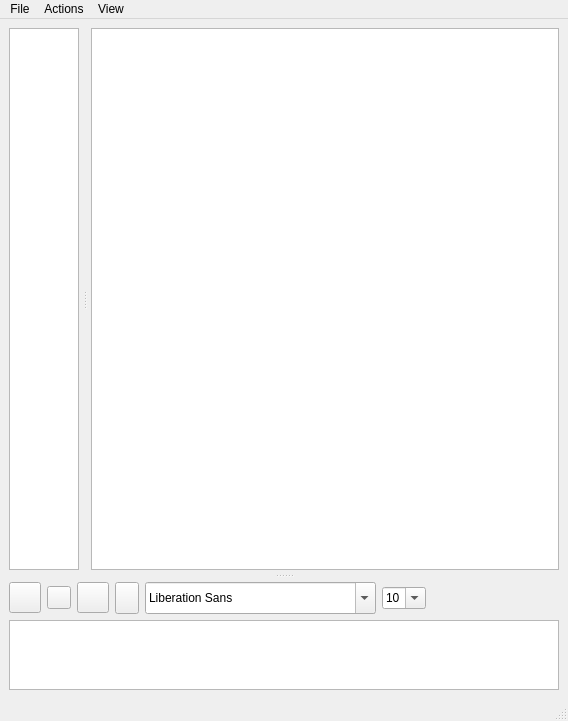
The window that py/gui/chatwindow_auto.ui (mnunberg/yobot) describes before a commit, drawn with Qt 5.
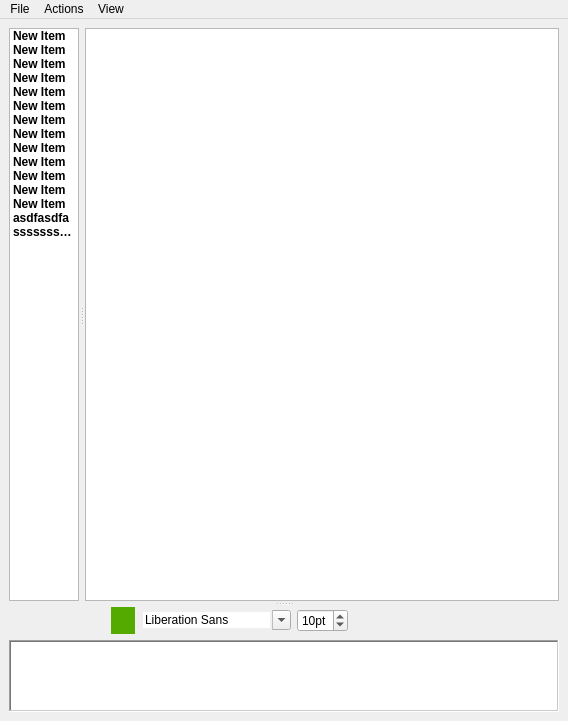
The same window after the commit. Icons and pictures are not drawn.

Patch:
```diff
--- a/py/gui/chatwindow_auto.ui
+++ b/py/gui/chatwindow_auto.ui
@@ -24,7 +24,10 @@
        <enum>Qt::Vertical</enum>
       </property>
       <property name="handleWidth">
-       <number>12</number>
+       <number>6</number>
+      </property>
+      <property name="childrenCollapsible">
+       <bool>false</bool>
       </property>
       <widget class="QFrame" name="w_chatframe">
        <property name="sizePolicy">
@@ -52,7 +55,7 @@
            <enum>Qt::Horizontal</enum>
           </property>
           <property name="handleWidth">
-           <number>12</number>
+           <number>6</number>
           </property>
           <widget class="QListWidget" name="userlist">
            <property name="enabled">
@@ -64,9 +67,100 @@
              <verstretch>0</verstretch>
             </sizepolicy>
            </property>
-           <property name="styleSheet">
-            <string notr="true">font: 8pt;</string>
+           <property name="font">
+            <font>
+             <pointsize>9</pointsize>
+             <weight>75</weight>
+             <italic>false</italic>
+             <bold>true</bold>
+             <strikeout>false</strikeout>
+             <kerning>true</kerning>
+            </font>
            </property>
+           <property name="horizontalScrollBarPolicy">
+            <enum>Qt::ScrollBarAlwaysOff</enum>
+           </property>
+           <property name="spacing">
+            <number>2</number>
+           </property>
+           <property name="sortingEnabled">
+            <bool>true</bool>
+           </property>
+           <item>
+            <property name="text">
+             <string>New Item</string>
+            </property>
+           </item>
+           <item>
+            <property name="text">
+             <string>New Item</string>
+            </property>
+           </item>
+           <item>
+            <property name="text">
+             <string>New Item</string>
+            </property>
+           </item>
+           <item>
+            <property name="text">
+             <string>New Item</string>
+            </property>
+           </item>
+           <item>
+            <property name="text">
+             <string>New Item</string>
+            </property>
+           </item>
+           <item>
+            <property name="text">
+             <string>New Item</string>
+            </property>
+           </item>
+           <item>
+            <property name="text">
+             <string>New Item</string>
+            </property>
+           </item>
+           <item>
+            <property name="text">
+             <string>New Item</string>
+            </property>
+           </item>
+           <item>
+            <property name="text">
+             <string>New Item</string>
+            </property>
+           </item>
+           <item>
+            <property name="text">
+             <string>New Item</string>
+            </property>
+           </item>
+           <item>
+            <property name="text">
+             <string>New Item</string>
+            </property>
+           </item>
+           <item>
+            <property name="text">
+             <string>New Item</string>
+            </property>
+           </item>
+           <item>
+            <property name="text">
+             <string>New Item</string>
+            </property>
+           </item>
+           <item>
+            <property name="text">
+             <string>asdfasdfa</string>
+            </property>
+           </item>
+           <item>
+            <property name="text">
+             <string>sssssssssssssssssssssssssssssssssssssssssssssssssssssssss</string>
+            </property>
+           </item>
           </widget>
           <widget class="QTextBrowser" name="convtext">
            <property name="enabled">
@@ -127,9 +221,6 @@
             <verstretch>0</verstretch>
            </sizepolicy>
           </property>
-          <property name="autoFillBackground">
-           <bool>true</bool>
-          </property>
           <property name="frameShape">
            <enum>QFrame::NoFrame</enum>
           </property>
@@ -140,137 +231,39 @@
            <property name="margin">
             <number>0</number>
            </property>
-           <item row="0" column="6">
-            <widget class="QFontComboBox" name="font">
-             <property name="sizePolicy">
-              <sizepolicy hsizetype="Minimum" vsizetype="Minimum">
-               <horstretch>0</horstretch>
-               <verstretch>0</verstretch>
-              </sizepolicy>
-             </property>
-            </widget>
-           </item>
-           <item row="0" column="1" colspan="2">
-            <widget class="QToolButton" name="italic">
-             <property name="enabled">
-              <bool>true</bool>
-             </property>
-             <property name="focusPolicy">
-              <enum>Qt::NoFocus</enum>
-             </property>
-             <property name="text">
-              <string/>
-             </property>
-             <property name="icon">
-              <iconset>
-               <normaloff>:/icons/res/16x16/actions/format-text-italic.png</normaloff>:/icons/res/16x16/actions/format-text-italic.png</iconset>
-             </property>
-             <property name="shortcut">
-              <string>Ctrl+I</string>
-             </property>
-             <property name="checkable">
-              <bool>true</bool>
-             </property>
-             <property name="checked">
-              <bool>false</bool>
-             </property>
-            </widget>
-           </item>
-           <item row="0" column="0">
-            <widget class="QToolButton" name="bold">
-             <property name="enabled">
-              <bool>true</bool>
-             </property>
-             <property name="sizePolicy">
-              <sizepolicy hsizetype="Fixed" vsizetype="Fixed">
-               <horstretch>0</horstretch>
-               <verstretch>0</verstretch>
-              </sizepolicy>
-             </property>
-             <property name="focusPolicy">
-              <enum>Qt::NoFocus</enum>
-             </property>
-             <property name="text">
-              <string notr="true"/>
-             </property>
-             <property name="icon">
-              <iconset>
-               <normaloff>:/icons/res/16x16/actions/format-text-bold.png</normaloff>
-               <normalon>:/newPrefix/actions/format-text-bold.png</normalon>:/icons/res/16x16/actions/format-text-bold.png</iconset>
-             </property>
-             <property name="iconSize">
-              <size>
-               <width>24</width>
-               <height>24</height>
-              </size>
-             </property>
-             <property name="shortcut">
-              <string>Ctrl+B</string>
-             </property>
-             <property name="checkable">
-              <bool>true</bool>
-             </property>
-             <property name="checked">
-              <bool>false</bool>
-             </property>
-            </widget>
-           </item>
-           <item row="0" column="7">
-            <widget class="QComboBox" name="fontsize">
-             <property name="editable">
-              <bool>true</bool>
-             </property>
-             <item>
-              <property name="text">
-               <string>10</string>
-              </property>
-             </item>
-             <item>
-              <property name="text">
-               <string>12</string>
-              </property>
-             </item>
-            </widget>
-           </item>
-           <item row="0" column="4">
-            <widget class="QToolButton" name="underline">
-             <property name="enabled">
-              <bool>true</bool>
-             </property>
-             <property name="sizePolicy">
-              <sizepolicy hsizetype="Fixed" vsizetype="Fixed">
-               <horstretch>0</horstretch>
-               <verstretch>0</verstretch>
-              </sizepolicy>
-             </property>
-             <property name="focusPolicy">
-              <enum>Qt::NoFocus</enum>
-             </property>
-             <property name="text">
-              <string/>
-             </property>
-             <property name="icon">
-              <iconset>
-               <normaloff>:/icons/res/16x16/actions/format-text-underline.png</normaloff>:/icons/res/16x16/actions/format-text-underline.png</iconset>
-             </property>
-             <property name="iconSize">
-              <size>
-               <width>24</width>
-               <height>24</height>
-              </size>
-             </property>
-             <property name="shortcut">
-              <string>Ctrl+U</string>
-             </property>
-             <property name="checkable">
-              <bool>true</bool>
-             </property>
-             <property name="checked">
-              <bool>false</bool>
-             </property>
-            </widget>
-           </item>
            <item row="0" column="8">
+            <widget class="QFontComboBox" name="font">
+             <property name="sizePolicy">
+              <sizepolicy hsizetype="Minimum" vsizetype="Fixed">
+               <horstretch>0</horstretch>
+               <verstretch>0</verstretch>
+              </sizepolicy>
+             </property>
+             <property name="minimumSize">
+              <size>
+               <width>0</width>
+               <height>0</height>
+              </size>
+             </property>
+             <property name="maximumSize">
+              <size>
+               <width>150</width>
+               <height>16777215</height>
+              </size>
+             </property>
+             <property name="font">
+              <font>
+               <weight>50</weight>
+               <bold>false</bold>
+               <kerning>true</kerning>
+              </font>
+             </property>
+             <property name="frame">
+              <bool>false</bool>
+             </property>
+            </widget>
+           </item>
+           <item row="0" column="10">
             <spacer name="horizontalSpacer">
              <property name="orientation">
               <enum>Qt::Horizontal</enum>
@@ -286,17 +279,207 @@
              </property>
             </spacer>
            </item>
+           <item row="0" column="9">
+            <widget class="QSpinBox" name="fontsize">
+             <property name="suffix">
+              <string>pt</string>
+             </property>
+             <property name="minimum">
+              <number>6</number>
+             </property>
+             <property name="maximum">
+              <number>48</number>
+             </property>
+             <property name="value">
+              <number>10</number>
+             </property>
+            </widget>
+           </item>
            <item row="0" column="5">
+            <widget class="QFrame" name="frame">
+             <property name="frameShape">
+              <enum>QFrame::NoFrame</enum>
+             </property>
+             <property name="frameShadow">
+              <enum>QFrame::Plain</enum>
+             </property>
+             <property name="lineWidth">
+              <number>0</number>
+             </property>
+             <layout class="QHBoxLayout" name="horizontalLayout">
+              <property name="spacing">
+               <number>0</number>
+              </property>
+              <property name="margin">
+               <number>0</number>
+              </property>
+              <item>
+               <widget class="QToolButton" name="bold">
+                <property name="enabled">
+                 <bool>true</bool>
+                </property>
+                <property name="sizePolicy">
+                 <sizepolicy hsizetype="Fixed" vsizetype="Fixed">
+                  <horstretch>0</horstretch>
+                  <verstretch>0</verstretch>
+                 </sizepolicy>
+                </property>
+                <property name="maximumSize">
+                 <size>
+                  <width>16777215</width>
+                  <height>27</height>
+                 </size>
+                </property>
+                <property name="focusPolicy">
+                 <enum>Qt::NoFocus</enum>
+                </property>
+                <property name="text">
+                 <string notr="true"/>
+                </property>
+                <property name="icon">
+                 <iconset resource="resources.qrc">
+                  <normaloff>:/icons/icons/format-text-bold.png</normaloff>:/icons/icons/format-text-bold.png</iconset>
+                </property>
+                <property name="iconSize">
+                 <size>
+                  <width>24</width>
+                  <height>24</height>
+                 </size>
+                </property>
+                <property name="shortcut">
+                 <string>Ctrl+B</string>
+                </property>
+                <property name="checkable">
+                 <bool>true</bool>
+                </property>
+                <property name="checked">
+                 <bool>false</bool>
+                </property>
+                <property name="autoRaise">
+                 <bool>true</bool>
+                </property>
+               </widget>
+              </item>
+              <item>
+               <widget class="QToolButton" name="italic">
+                <property name="enabled">
+                 <bool>true</bool>
+                </property>
+                <property name="maximumSize">
+                 <size>
+                  <width>16777215</width>
+                  <height>27</height>
+                 </size>
+                </property>
+                <property name="focusPolicy">
+                 <enum>Qt::NoFocus</enum>
+                </property>
+                <property name="text">
+                 <string/>
+                </property>
+                <property name="icon">
+                 <iconset resource="resources.qrc">
+                  <normaloff>:/icons/icons/format-text-italic.png</normaloff>:/icons/icons/format-text-italic.png</iconset>
+                </property>
+                <property name="iconSize">
+                 <size>
+                  <width>24</width>
+                  <height>24</height>
+                 </size>
+                </property>
+                <property name="shortcut">
+                 <string>Ctrl+I</string>
+                </property>
+                <property name="checkable">
+                 <bool>true</bool>
+                </property>
+                <property name="checked">
+                 <bool>false</bool>
+                </property>
+                <property name="autoRaise">
+                 <bool>true</bool>
+                </property>
+               </widget>
+              </item>
+              <item>
+               <widget class="QToolButton" name="underline">
+                <property name="enabled">
+                 <bool>true</bool>
+                </property>
+                <property name="sizePolicy">
+                 <sizepolicy hsizetype="Fixed" vsizetype="Fixed">
+                  <horstretch>0</horstretch>
+                  <verstretch>0</verstretch>
+                 </sizepolicy>
+                </property>
+                <property name="maximumSize">
+                 <size>
+                  <width>16777215</width>
+                  <height>27</height>
+                 </size>
+                </property>
+                <property name="focusPolicy">
+                 <enum>Qt::NoFocus</enum>
+                </property>
+                <property name="text">
+                 <string/>
+                </property>
+                <property name="icon">
+                 <iconset resource="resources.qrc">
+                  <normaloff>:/icons/icons/format-text-underline.png</normaloff>:/icons/icons/format-text-underline.png</iconset>
+                </property>
+                <property name="iconSize">
+                 <size>
+                  <width>24</width>
+                  <height>24</height>
+                 </size>
+                </property>
+                <property name="shortcut">
+                 <string>Ctrl+U</string>
+                </property>
+                <property name="checkable">
+                 <bool>true</bool>
+                </property>
+                <property name="checked">
+                 <bool>false</bool>
+                </property>
+                <property name="autoRaise">
+                 <bool>true</bool>
+                </property>
+               </widget>
+              </item>
+             </layout>
+            </widget>
+           </item>
+           <item row="0" column="7">
             <widget class="QToolButton" name="fg_color">
              <property name="minimumSize">
               <size>
+               <width>16</width>
+               <height>24</height>
+              </size>
+             </property>
+             <property name="maximumSize">
+              <size>
                <width>24</width>
-               <height>32</height>
+               <height>27</height>
               </size>
              </property>
+             <property name="styleSheet">
+              <string notr="true">background-color: rgb(85, 170, 0)</string>
+             </property>
              <property name="text">
               <string/>
              </property>
+             <property name="iconSize">
+              <size>
+               <width>24</width>
+               <height>24</height>
+              </size>
+             </property>
+             <property name="autoRaise">
+              <bool>true</bool>
+             </property>
             </widget>
            </item>
           </layout>
@@ -307,12 +490,21 @@
           <property name="sizePolicy">
            <sizepolicy hsizetype="Preferred" vsizetype="Preferred">
             <horstretch>0</horstretch>
-            <verstretch>0</verstretch>
+            <verstretch>1</verstretch>
            </sizepolicy>
           </property>
+          <property name="frameShape">
+           <enum>QFrame::WinPanel</enum>
+          </property>
           <property name="frameShadow">
            <enum>QFrame::Sunken</enum>
           </property>
+          <property name="lineWidth">
+           <number>10</number>
+          </property>
+          <property name="midLineWidth">
+           <number>10</number>
+          </property>
           <property name="html">
            <string>&lt;!DOCTYPE HTML PUBLIC &quot;-//W3C//DTD HTML 4.0//EN&quot; &quot;http://www.w3.org/TR/REC-html40/strict.dtd&quot;&gt;
 &lt;html&gt;&lt;head&gt;&lt;meta name=&quot;qrichtext&quot; content=&quot;1&quot; /&gt;&lt;style type=&quot;text/css&quot;&gt;
@@ -368,7 +560,6 @@
    <addaction name="menuActions"/>
    <addaction name="menuView"/>
   </widget>
-  <widget class="QStatusBar" name="statusbar"/>
   <action name="actionShow_Formatting_Toolbox">
    <property name="checkable">
     <bool>true</bool>
```
